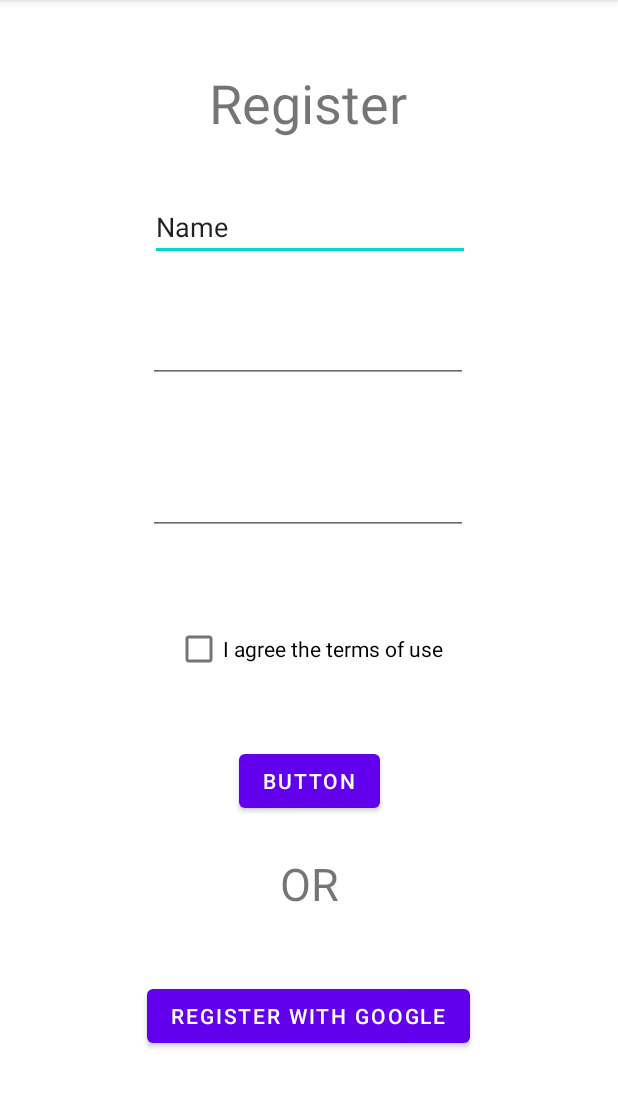
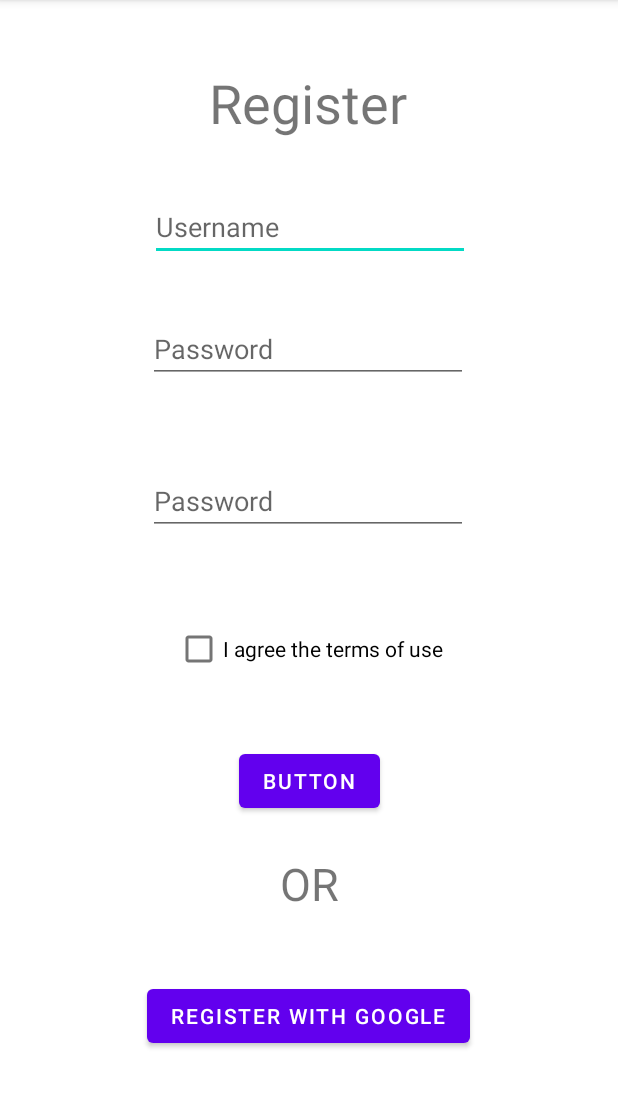
Before and after one commit to Pigeon-s-Map/PigeonsMap-android, an Android app: the RegisterActivity screen opened directly, with no data from a screen before it, on a phone screen of 412 x 824 dp, the part 84-1192 px from its top. Run offline under Robolectric (Android 15) with nearby library versions, the phone set to English and light mode, and no system bars.

Commit message:
Fixed text fix

```diff
--- a/app/src/main/res/layout/activity_login.xml
+++ b/app/src/main/res/layout/activity_login.xml
@@ -32,6 +32,7 @@
         android:layout_width="wrap_content"
         android:layout_height="wrap_content"
         android:layout_marginTop="24dp"
+        android:hint="Username"
         android:ems="10"
         android:inputType="textPersonName"
         app:layout_constraintEnd_toEndOf="parent"
@@ -44,6 +45,7 @@
         android:layout_width="wrap_content"
         android:layout_height="wrap_content"
         android:layout_marginTop="28dp"
+        android:hint="Password"
         android:ems="10"
         android:inputType="textPassword"
         app:layout_constraintEnd_toEndOf="parent"
--- a/app/src/main/res/layout/activity_register.xml
+++ b/app/src/main/res/layout/activity_register.xml
@@ -23,9 +23,9 @@
         android:layout_width="wrap_content"
         android:layout_height="wrap_content"
         android:layout_marginTop="36dp"
+        android:hint="Username"
         android:ems="10"
         android:inputType="textPersonName"
-        android:text="Name"
         app:layout_constraintEnd_toEndOf="parent"
         app:layout_constraintHorizontal_bias="0.502"
         app:layout_constraintStart_toStartOf="parent"
@@ -36,6 +36,7 @@
         android:layout_width="wrap_content"
         android:layout_height="wrap_content"
         android:layout_marginTop="36dp"
+        android:hint="Password"
         android:ems="10"
         android:inputType="textPassword"
         app:layout_constraintEnd_toEndOf="parent"
@@ -48,6 +49,7 @@
         android:layout_width="wrap_content"
         android:layout_height="wrap_content"
         android:layout_marginTop="56dp"
+        android:hint="Password"
         android:ems="10"
         android:inputType="textPassword"
         app:layout_constraintEnd_toEndOf="parent"
```
